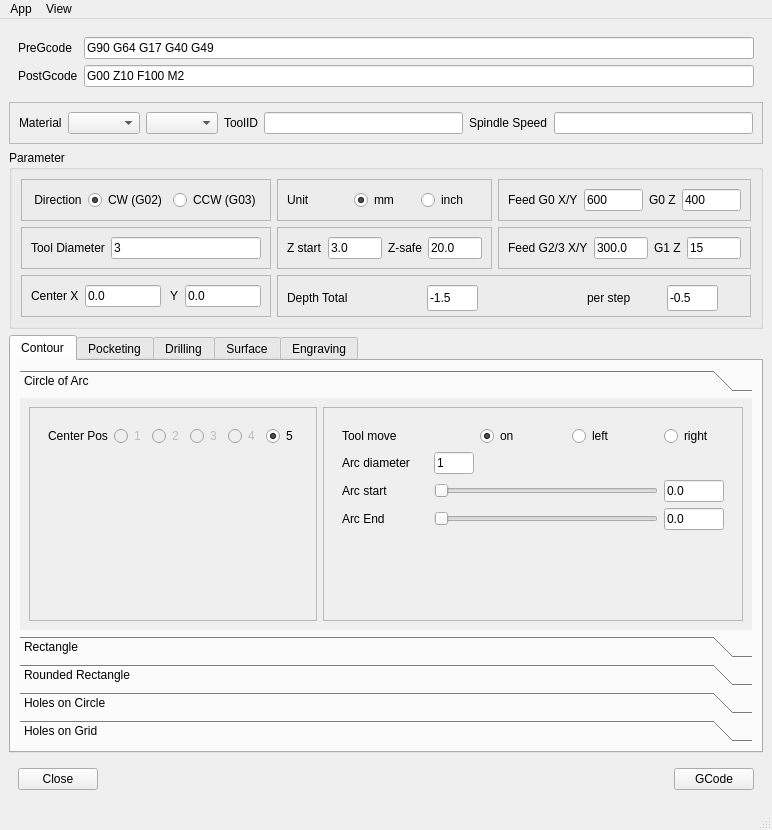
Before: the Qt Designer form form.ui in AlfredoCubitos/GCodeGenerator, drawn with Qt 5.
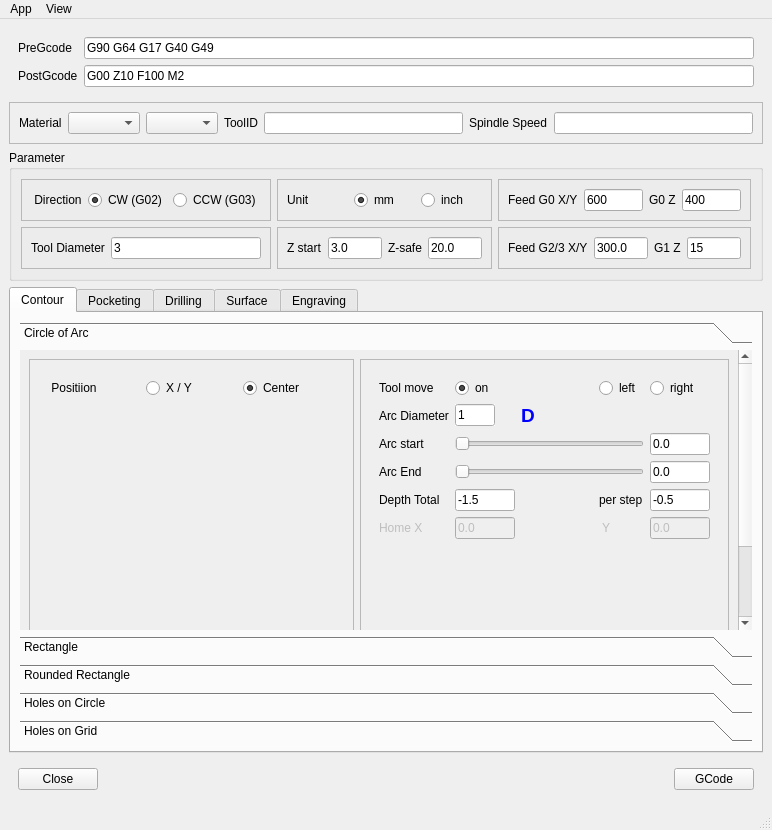
After: the same form once the commit is applied. Icons and pictures are not drawn.

Diff of the .ui file:
```diff
--- a/form.ui
+++ b/form.ui
@@ -122,6 +122,38 @@
        <string>Parameter</string>
       </property>
       <layout class="QGridLayout" name="gridLayout_3">
+       <item row="2" column="0">
+        <widget class="QFrame" name="frame_13">
+         <property name="frameShape">
+          <enum>QFrame::StyledPanel</enum>
+         </property>
+         <property name="frameShadow">
+          <enum>QFrame::Raised</enum>
+         </property>
+         <layout class="QHBoxLayout" name="horizontalLayout_6">
+          <item>
+           <widget class="QLabel" name="label_29">
+            <property name="text">
+             <string>Tool Diameter</string>
+            </property>
+           </widget>
+          </item>
+          <item>
+           <widget class="QLineEdit" name="toolDiameter">
+            <property name="text">
+             <string notr="true">3</string>
+            </property>
+            <property name="maxLength">
+             <number>10</number>
+            </property>
+            <property name="placeholderText">
+             <string>3</string>
+            </property>
+           </widget>
+          </item>
+         </layout>
+        </widget>
+       </item>
        <item row="1" column="0">
         <widget class="QFrame" name="frame_12">
          <property name="frameShape">
@@ -203,6 +235,46 @@
          </layout>
         </widget>
        </item>
+       <item row="2" column="2">
+        <widget class="QFrame" name="frame_15">
+         <property name="frameShape">
+          <enum>QFrame::StyledPanel</enum>
+         </property>
+         <property name="frameShadow">
+          <enum>QFrame::Raised</enum>
+         </property>
+         <layout class="QHBoxLayout" name="horizontalLayout_14">
+          <item>
+           <widget class="QLabel" name="label_32">
+            <property name="text">
+             <string>Feed G2/3 X/Y</string>
+            </property>
+           </widget>
+          </item>
+          <item>
+           <widget class="QLineEdit" name="speedG2G3">
+            <property name="text">
+             <string>300.0</string>
+            </property>
+           </widget>
+          </item>
+          <item>
+           <widget class="QLabel" name="label_34">
+            <property name="text">
+             <string>G1 Z</string>
+            </property>
+           </widget>
+          </item>
+          <item>
+           <widget class="QLineEdit" name="speedZg1">
+            <property name="text">
+             <string>15</string>
+            </property>
+           </widget>
+          </item>
+         </layout>
+        </widget>
+       </item>
        <item row="1" column="2">
         <widget class="QFrame" name="frame_16">
          <property name="frameShape">
@@ -283,180 +355,6 @@
          </layout>
         </widget>
        </item>
-       <item row="2" column="0">
-        <widget class="QFrame" name="frame_13">
-         <property name="frameShape">
-          <enum>QFrame::StyledPanel</enum>
-         </property>
-         <property name="frameShadow">
-          <enum>QFrame::Raised</enum>
-         </property>
-         <layout class="QHBoxLayout" name="horizontalLayout_6">
-          <item>
-           <widget class="QLabel" name="label_29">
-            <property name="text">
-             <string>Tool Diameter</string>
-            </property>
-           </widget>
-          </item>
-          <item>
-           <widget class="QLineEdit" name="toolDiameter">
-            <property name="text">
-             <string notr="true">3</string>
-            </property>
-            <property name="maxLength">
-             <number>10</number>
-            </property>
-            <property name="placeholderText">
-             <string>3</string>
-            </property>
-           </widget>
-          </item>
-         </layout>
-        </widget>
-       </item>
-       <item row="2" column="2">
-        <widget class="QFrame" name="frame_15">
-         <property name="frameShape">
-          <enum>QFrame::StyledPanel</enum>
-         </property>
-         <property name="frameShadow">
-          <enum>QFrame::Raised</enum>
-         </property>
-         <layout class="QHBoxLayout" name="horizontalLayout_14">
-          <item>
-           <widget class="QLabel" name="label_32">
-            <property name="text">
-             <string>Feed G2/3 X/Y</string>
-            </property>
-           </widget>
-          </item>
-          <item>
-           <widget class="QLineEdit" name="speedG2G3">
-            <property name="text">
-             <string>300.0</string>
-            </property>
-           </widget>
-          </item>
-          <item>
-           <widget class="QLabel" name="label_34">
-            <property name="text">
-             <string>G1 Z</string>
-            </property>
-           </widget>
-          </item>
-          <item>
-           <widget class="QLineEdit" name="speedZg1">
-            <property name="text">
-             <string>15</string>
-            </property>
-           </widget>
-          </item>
-         </layout>
-        </widget>
-       </item>
-       <item row="3" column="0">
-        <widget class="QFrame" name="frame_22">
-         <property name="frameShape">
-          <enum>QFrame::StyledPanel</enum>
-         </property>
-         <property name="frameShadow">
-          <enum>QFrame::Raised</enum>
-         </property>
-         <layout class="QHBoxLayout" name="horizontalLayout_18">
-          <item>
-           <widget class="QLabel" name="label_20">
-            <property name="text">
-             <string>Center X</string>
-            </property>
-           </widget>
-          </item>
-          <item>
-           <widget class="QLineEdit" name="centerX">
-            <property name="text">
-             <string>0.0</string>
-            </property>
-           </widget>
-          </item>
-          <item>
-           <widget class="QLabel" name="label_7">
-            <property name="text">
-             <string> Y</string>
-            </property>
-           </widget>
-          </item>
-          <item>
-           <widget class="QLineEdit" name="centerY">
-            <property name="text">
-             <string>0.0</string>
-            </property>
-           </widget>
-          </item>
-         </layout>
-        </widget>
-       </item>
-       <item row="3" column="1" colspan="2">
-        <widget class="QFrame" name="frame_23">
-         <property name="frameShape">
-          <enum>QFrame::StyledPanel</enum>
-         </property>
-         <property name="frameShadow">
-          <enum>QFrame::Raised</enum>
-         </property>
-         <widget class="QLabel" name="label_17">
-          <property name="geometry">
-           <rect>
-            <x>10</x>
-            <y>10</y>
-            <width>76</width>
-            <height>26</height>
-           </rect>
-          </property>
-          <property name="text">
-           <string>Depth Total</string>
-          </property>
-         </widget>
-         <widget class="QLineEdit" name="depthTotal">
-          <property name="geometry">
-           <rect>
-            <x>150</x>
-            <y>10</y>
-            <width>51</width>
-            <height>26</height>
-           </rect>
-          </property>
-          <property name="text">
-           <string>-1.5</string>
-          </property>
-         </widget>
-         <widget class="QLabel" name="label_18">
-          <property name="geometry">
-           <rect>
-            <x>310</x>
-            <y>10</y>
-            <width>51</width>
-            <height>26</height>
-           </rect>
-          </property>
-          <property name="text">
-           <string>per step</string>
-          </property>
-         </widget>
-         <widget class="QLineEdit" name="depthStep">
-          <property name="geometry">
-           <rect>
-            <x>390</x>
-            <y>10</y>
-            <width>51</width>
-            <height>26</height>
-           </rect>
-          </property>
-          <property name="text">
-           <string>-0.5</string>
-          </property>
-         </widget>
-        </widget>
-       </item>
       </layout>
      </widget>
     </item>
@@ -485,9 +383,9 @@
            <property name="geometry">
             <rect>
              <x>0</x>
-             <y>-34</y>
+             <y>-28</y>
              <width>718</width>
-             <height>292</height>
+             <height>397</height>
             </rect>
            </property>
            <attribute name="label">
@@ -515,17 +413,17 @@
                   <item>
                    <widget class="QLabel" name="label_11">
                     <property name="text">
-                     <string>Center Pos</string>
+                     <string> Positiion</string>
                     </property>
                    </widget>
                   </item>
                   <item>
                    <widget class="QRadioButton" name="rbCP_1">
                     <property name="enabled">
-                     <bool>false</bool>
+                     <bool>true</bool>
                     </property>
                     <property name="text">
-                     <string notr="true">1</string>
+                     <string notr="true">X / Y</string>
                     </property>
                     <property name="checked">
                      <bool>false</bool>
@@ -534,41 +432,8 @@
                   </item>
                   <item>
                    <widget class="QRadioButton" name="rbCP_2">
-                    <property name="enabled">
-                     <bool>false</bool>
-                    </property>
                     <property name="text">
-                     <string>2</string>
-                    </property>
-                    <property name="checked">
-                     <bool>false</bool>
-                    </property>
-                   </widget>
-                  </item>
-                  <item>
-                   <widget class="QRadioButton" name="rbCP_3">
-                    <property name="enabled">
-                     <bool>false</bool>
-                    </property>
-                    <property name="text">
-                     <string>3</string>
-                    </property>
-                   </widget>
-                  </item>
-                  <item>
-                   <widget class="QRadioButton" name="rbCP_4">
-                    <property name="enabled">
-                     <bool>false</bool>
-                    </property>
-                    <property name="text">
-                     <string>4</string>
-                    </property>
-                   </widget>
-                  </item>
-                  <item>
-                   <widget class="QRadioButton" name="rbCP_5">
-                    <property name="text">
-                     <string>5</string>
+                     <string>Center</string>
                     </property>
                     <property name="checked">
                      <bool>true</bool>
@@ -586,6 +451,18 @@
                    <verstretch>0</verstretch>
                   </sizepolicy>
                  </property>
+                 <property name="minimumSize">
+                  <size>
+                   <width>305</width>
+                   <height>305</height>
+                  </size>
+                 </property>
+                 <property name="maximumSize">
+                  <size>
+                   <width>305</width>
+                   <height>305</height>
+                  </size>
+                 </property>
                  <property name="text">
                   <string notr="true"/>
                  </property>
@@ -640,26 +517,6 @@
                   <enum>QFrame::Raised</enum>
                  </property>
                  <layout class="QGridLayout" name="gridLayout">
-                  <item row="1" column="0">
-                   <widget class="QLabel" name="label_14">
-                    <property name="text">
-                     <string>Arc diameter</string>
-                    </property>
-                   </widget>
-                  </item>
-                  <item row="0" column="3">
-                   <widget class="QRadioButton" name="rbTrcl">
-                    <property name="statusTip">
-                     <string>Tool Radius Compensation Left (G41)</string>
-                    </property>
-                    <property name="text">
-                     <string comment="trcl">left </string>
-                    </property>
-                    <property name="checked">
-                     <bool>false</bool>
-                    </property>
-                   </widget>
-                  </item>
                   <item row="0" column="0">
                    <widget class="QLabel" name="label_6">
                     <property name="text">
@@ -667,24 +524,50 @@
                     </property>
                    </widget>
                   </item>
-                  <item row="2" column="0">
-                   <widget class="QLabel" name="label_15">
+                  <item row="9" column="1">
+                   <widget class="QLineEdit" name="centerX">
+                    <property name="enabled">
+                     <bool>false</bool>
+                    </property>
+                    <property name="maximumSize">
+                     <size>
+                      <width>60</width>
+                      <height>16777215</height>
+                     </size>
+                    </property>
                     <property name="text">
-                     <string>Arc start</string>
+                     <string>0.0</string>
                     </property>
                    </widget>
                   </item>
-                  <item row="0" column="4">
-                   <widget class="QRadioButton" name="rbTrcr">
-                    <property name="statusTip">
-                     <string>Tool Radius Compensation Right (G42)</string>
+                  <item row="3" column="0">
+                   <widget class="QLabel" name="label_14">
+                    <property name="text">
+                     <string>Arc Diameter</string>
                     </property>
+                   </widget>
+                  </item>
+                  <item row="8" column="0">
+                   <widget class="QLabel" name="label_17">
                     <property name="text">
-                     <string comment="rcr">right</string>
+                     <string>Depth Total</string>
                     </property>
                    </widget>
                   </item>
-                  <item row="4" column="0">
+                  <item row="8" column="5">
+                   <widget class="QLineEdit" name="depthStep">
+                    <property name="maximumSize">
+                     <size>
+                      <width>60</width>
+                      <height>16777215</height>
+                     </size>
+                    </property>
+                    <property name="text">
+                     <string>-0.5</string>
+                    </property>
+                   </widget>
+                  </item>
+                  <item row="11" column="0">
                    <spacer name="verticalSpacer_2">
                     <property name="orientation">
                      <enum>Qt::Vertical</enum>
@@ -697,14 +580,7 @@
                     </property>
                    </spacer>
                   </item>
-                  <item row="3" column="0">
-                   <widget class="QLabel" name="label_16">
-                    <property name="text">
-                     <string>Arc End</string>
-                    </property>
-                   </widget>
-                  </item>
-                  <item row="0" column="2">
+                  <item row="0" column="1">
                    <widget class="QRadioButton" name="rbTrc">
                     <property name="statusTip">
                      <string>Tool Radius Compensation (G40)</string>
@@ -717,20 +593,20 @@
                     </property>
                    </widget>
                   </item>
-                  <item row="3" column="4">
-                   <widget class="QLineEdit" name="arcEnd">
-                    <property name="maximumSize">
-                     <size>
-                      <width>60</width>
-                      <height>16777215</height>
-                     </size>
+                  <item row="0" column="4">
+                   <widget class="QRadioButton" name="rbTrcl">
+                    <property name="statusTip">
+                     <string>Tool Radius Compensation Left (G41)</string>
                     </property>
                     <property name="text">
-                     <string>0.0</string>
+                     <string comment="trcl">left </string>
+                    </property>
+                    <property name="checked">
+                     <bool>false</bool>
                     </property>
                    </widget>
                   </item>
-                  <item row="2" column="4">
+                  <item row="5" column="5">
                    <widget class="QLineEdit" name="arcStart">
                     <property name="maximumSize">
                      <size>
@@ -743,7 +619,63 @@
                     </property>
                    </widget>
                   </item>
-                  <item row="1" column="1">
+                  <item row="8" column="1">
+                   <widget class="QLineEdit" name="depthTotal">
+                    <property name="maximumSize">
+                     <size>
+                      <width>60</width>
+                      <height>16777215</height>
+                     </size>
+                    </property>
+                    <property name="text">
+                     <string>-1.5</string>
+                    </property>
+                   </widget>
+                  </item>
+                  <item row="9" column="5">
+                   <widget class="QLineEdit" name="centerY">
+                    <property name="enabled">
+                     <bool>false</bool>
+                    </property>
+                    <property name="maximumSize">
+                     <size>
+                      <width>60</width>
+                      <height>16777215</height>
+                     </size>
+                    </property>
+                    <property name="text">
+                     <string>0.0</string>
+                    </property>
+                   </widget>
+                  </item>
+                  <item row="8" column="4">
+                   <widget class="QLabel" name="label_18">
+                    <property name="text">
+                     <string>per step</string>
+                    </property>
+                   </widget>
+                  </item>
+                  <item row="9" column="4">
+                   <widget class="QLabel" name="label_Y">
+                    <property name="enabled">
+                     <bool>false</bool>
+                    </property>
+                    <property name="text">
+                     <string> Y</string>
+                    </property>
+                   </widget>
+                  </item>
+                  <item row="6" column="1" colspan="4">
+                   <widget class="QSlider" name="hSliderArcEnd">
+                    <property name="maximum">
+                     <number>360</number>
+                    </property>
+                    <property name="orientation">
+                     <enum>Qt::Horizontal</enum>
+                    </property>
+                   </widget>
+                  </item>
+                  <item row="3" column="1">
                    <widget class="QLineEdit" name="arcDiameter">
                     <property name="maximumSize">
                      <size>
@@ -762,7 +694,31 @@
                     </property>
                    </widget>
                   </item>
-                  <item row="2" column="1" colspan="3">
+                  <item row="9" column="0">
+                   <widget class="QLabel" name="label_X">
+                    <property name="enabled">
+                     <bool>false</bool>
+                    </property>
+                    <property name="text">
+                     <string>Home X</string>
+                    </property>
+                   </widget>
+                  </item>
+                  <item row="6" column="0">
+                   <widget class="QLabel" name="label_16">
+                    <property name="text">
+                     <string>Arc End</string>
+                    </property>
+                   </widget>
+                  </item>
+                  <item row="5" column="0">
+                   <widget class="QLabel" name="label_15">
+                    <property name="text">
+                     <string>Arc start</string>
+                    </property>
+                   </widget>
+                  </item>
+                  <item row="5" column="1" colspan="4">
                    <widget class="QSlider" name="hSliderArcStart">
                     <property name="maximum">
                      <number>360</number>
@@ -772,13 +728,39 @@
                     </property>
                    </widget>
                   </item>
-                  <item row="3" column="1" colspan="3">
-                   <widget class="QSlider" name="hSliderArcEnd">
-                    <property name="maximum">
-                     <number>360</number>
+                  <item row="6" column="5">
+                   <widget class="QLineEdit" name="arcEnd">
+                    <property name="maximumSize">
+                     <size>
+                      <width>60</width>
+                      <height>16777215</height>
+                     </size>
                     </property>
-                    <property name="orientation">
-                     <enum>Qt::Horizontal</enum>
+                    <property name="text">
+                     <string>0.0</string>
+                    </property>
+                   </widget>
+                  </item>
+                  <item row="0" column="5">
+                   <widget class="QRadioButton" name="rbTrcr">
+                    <property name="statusTip">
+                     <string>Tool Radius Compensation Right (G42)</string>
+                    </property>
+                    <property name="text">
+                     <string comment="rcr">right</string>
+                    </property>
+                   </widget>
+                  </item>
+                  <item row="3" column="2">
+                   <widget class="QLabel" name="label_7">
+                    <property name="text">
+                     <string notr="true">&lt;html&gt;&lt;head/&gt;&lt;body&gt;&lt;p&gt;&lt;span style=&quot; font-size:14pt; font-weight:600; color:#0000ff;&quot;&gt;D&lt;/span&gt;&lt;/p&gt;&lt;/body&gt;&lt;/html&gt;</string>
+                    </property>
+                    <property name="textFormat">
+                     <enum>Qt::RichText</enum>
+                    </property>
+                    <property name="alignment">
+                     <set>Qt::AlignJustify|Qt::AlignVCenter</set>
                     </property>
                    </widget>
                   </item>
@@ -1230,7 +1212,7 @@
              <x>0</x>
              <y>0</y>
              <width>732</width>
-             <height>171</height>
+             <height>223</height>
             </rect>
            </property>
            <attribute name="label">
@@ -1243,7 +1225,7 @@
              <x>0</x>
              <y>0</y>
              <width>732</width>
-             <height>171</height>
+             <height>223</height>
             </rect>
            </property>
            <attribute name="label">
@@ -1269,8 +1251,8 @@
             <rect>
              <x>0</x>
              <y>0</y>
-             <width>718</width>
-             <height>313</height>
+             <width>732</width>
+             <height>319</height>
             </rect>
            </property>
            <attribute name="label">
@@ -1446,12 +1428,6 @@
      <height>23</height>
     </rect>
    </property>
-   <widget class="QMenu" name="menuApp">
-    <property name="title">
-     <string>App</string>
-    </property>
-    <addaction name="actionQuit"/>
-   </widget>
    <widget class="QMenu" name="menuView">
     <property name="title">
      <string>View</string>
@@ -1460,6 +1436,12 @@
     <addaction name="actionMaterial"/>
     <addaction name="actionMachine_Params"/>
    </widget>
+   <widget class="QMenu" name="menuApp">
+    <property name="title">
+     <string>App</string>
+    </property>
+    <addaction name="actionQuit"/>
+   </widget>
    <addaction name="menuApp"/>
    <addaction name="menuView"/>
   </widget>
```
